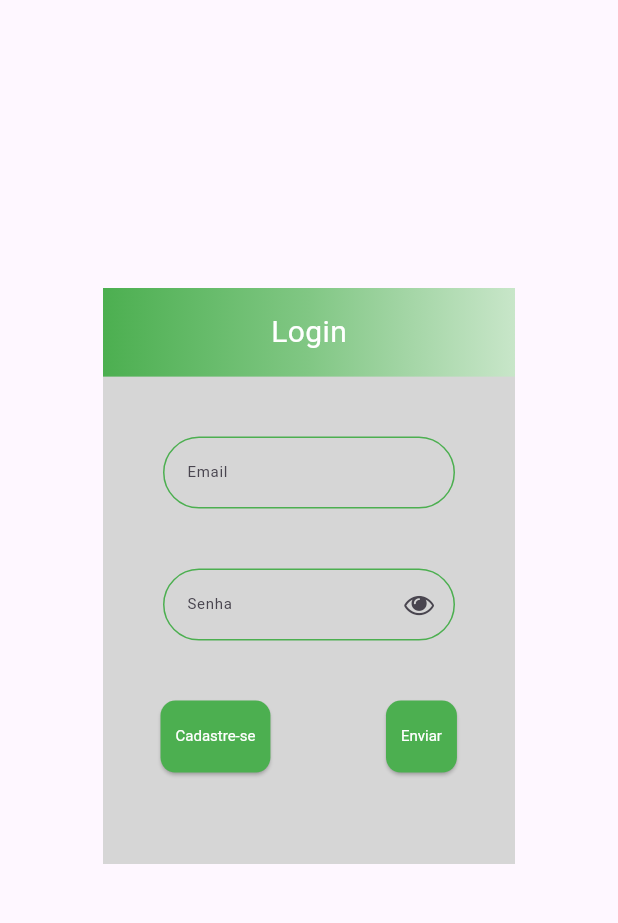
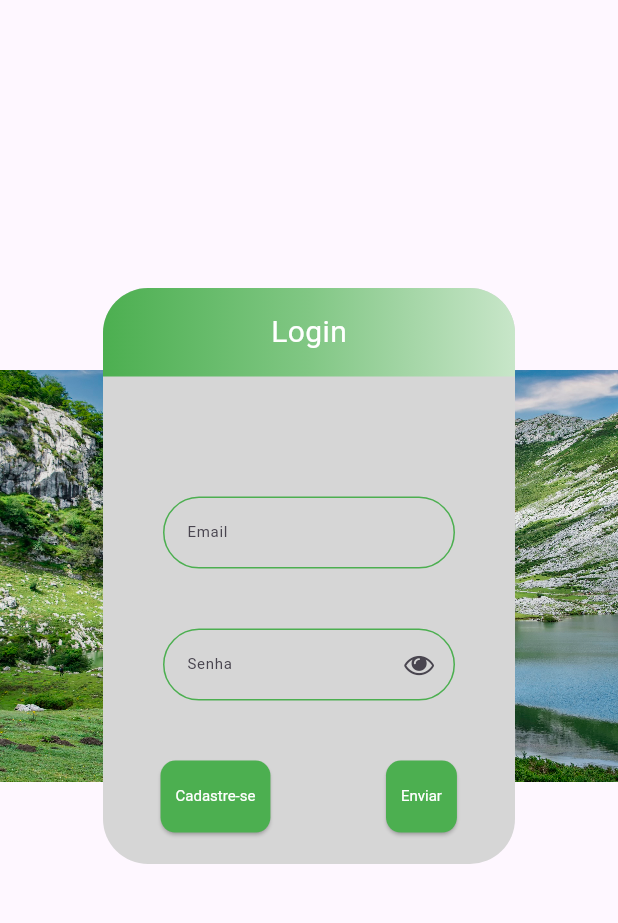
Before and after one commit to Brenokardoso/Recicla-Palmas, a Flutter app: the screen it shows after launch, on a phone screen of 412 x 824 dp, the part 84-1007 px from its top. Run offline on Flutter 3.47's test engine with Material 3 defaults, Android fonts, the phone set to English and light mode, and no system bars; our stand-ins replace supabase_flutter; missing offline and left inert: flutter_osm_plugin, validatorless; accounts and stored records are empty; key blocks and very long unbroken strings in the code were emptied for the run.

Commit message:
fix for update

```diff
--- a/lib/app/modules/auth/auth_page.dart
+++ b/lib/app/modules/auth/auth_page.dart
@@ -55,7 +55,15 @@ class _AuthPageState extends State<AuthPage> {
   Widget build(BuildContext scaffoldContext) {
     return Scaffold(
       appBar: customAppBar("Recicla Palmas"),
-      body: Center(
+      body: Container(
+        decoration: const BoxDecoration(
+          image: DecorationImage(
+            fit: BoxFit.fitWidth,
+            filterQuality: FilterQuality.high,
+            image: AssetImage("lib/app/core/assets/img/lake.jpg"),
+          ),
+        ),
+        child: Center(
           child: LayoutBuilder(
             builder: (context, constraits) {
               return ValueListenableBuilder(
@@ -63,8 +71,11 @@ class _AuthPageState extends State<AuthPage> {
                 builder: (_, value, __) => Container(
                   width: constraits.maxWidth / 1.5,
                   height: constraits.maxHeight / 2,
+                  decoration: BoxDecoration(
+                    color: CustomColors.cardColor,
+                    borderRadius: BorderRadius.circular(30),
+                  ),
                   constraints: constraits,
-                color: CustomColors.cardColor,
                   child: Column(
                     mainAxisAlignment: MainAxisAlignment.start,
                     crossAxisAlignment: CrossAxisAlignment.center,
@@ -94,6 +105,7 @@ class _AuthPageState extends State<AuthPage> {
             },
           ),
         ),
+      ),
     );
   }
 
@@ -115,6 +127,10 @@ class _AuthPageState extends State<AuthPage> {
               width: maxWidth,
               height: maxHeight! / 13,
               decoration: BoxDecoration(
+                borderRadius: const BorderRadius.only(
+                  topLeft: Radius.circular(30),
+                  topRight: Radius.circular(30),
+                ),
                 gradient: LinearGradient(
                   colors: CustomColors.colorGradientHeader,
                 ),
@@ -130,6 +146,7 @@ class _AuthPageState extends State<AuthPage> {
             ),
           ),
         ),
+        space,
         space,
         Flexible(
           child: CustomTextFormField.user(
--- a/pubspec.yaml
+++ b/pubspec.yaml
@@ -68,6 +68,8 @@ flutter:
   # To add assets to your application, add an assets section, like this:
   assets:
     - lib/app/core/assets/json/map_of_tocantins.json
+    - lib/app/core/assets/img/image_auth_backgorund.png
+    - lib/app/core/assets/img/lake.jpg
   # An image asset can refer to one or more resolution-specific "variants", see
   # https://flutter.dev/assets-and-images/#resolution-aware
 
```
Also changed, not shown: lib/app/core/widgets/map.dart (+139 -0 lines), lib/app/core/assets/img/lake.jpg (added). Lines whose indentation alone changed are shown as unchanged.
